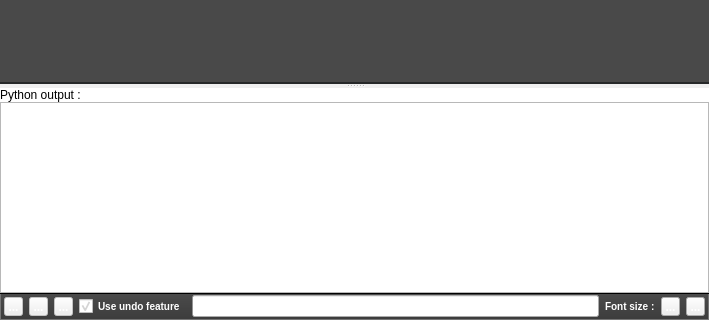
Before: the Qt Designer form library/tulip-python/designer/PythonIDE.ui in Tulip-Dev/tulip, drawn with Qt 5; both pictures show x 0 to 709 and y 277 to 597 of the 709 by 597 pixel window.
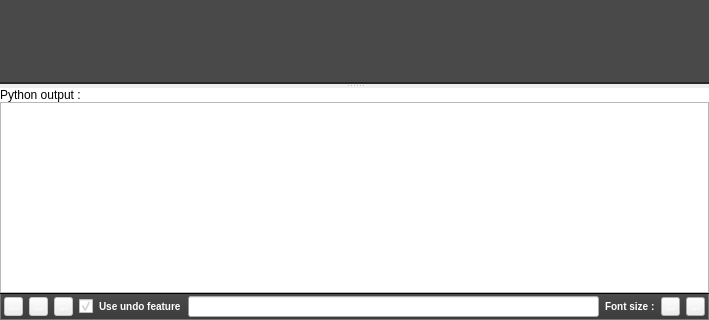
After: the same form once the commit is applied. Icons and pictures are not drawn. Custom widgets are drawn as their Qt base class.

Commit message: PythonIDE css fix: must add QCheckBox { border: none; } to ensure color: white on the "Use undo feature" checkbox

```diff
--- a/library/tulip-python/designer/PythonIDE.ui
+++ b/library/tulip-python/designer/PythonIDE.ui
@@ -1205,9 +1205,16 @@
   background-color: qlineargradient(spread:pad, x1:0, y1:0, x2:, y2:1, stop:0 rgb(75,75,75),stop:1 rgb(60, 60, 60));
 }
 
+/* needed to ensure color: white
+   in a QCheckBox */
+QCheckBox {
+	border: none;
+}
+
 QWidget {
 	color: white;
 	font: bold;
+	font-size: 10px;
 }</string>
          </property>
          <property name="frameShape">
@@ -1326,9 +1333,6 @@
 can not be undone but performance of the script execution will be better
 (in particular when dealing with a large graph).</string>
             </property>
-            <property name="styleSheet">
-             <string notr="true">font-size: 10px;</string>
-            </property>
             <property name="text">
              <string>Use undo feature</string>
             </property>
```
Left out of the diff: 109 changed lines with no effect on the pictures.
